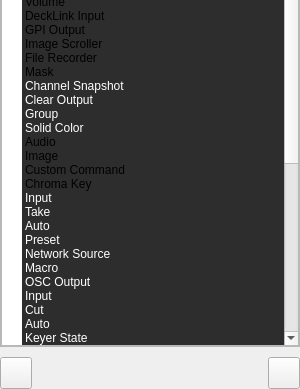
CasparCG/client, file src/Widgets/Inspector/InspectorWidget.ui: the form before one commit; both pictures show x 0 to 300 and y 211 to 600 of the 300 by 600 pixel window.
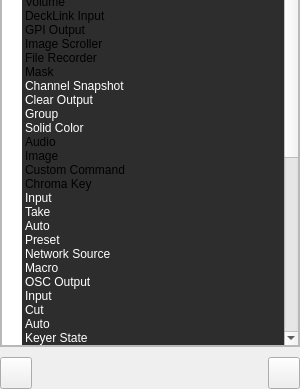
The form after the commit.

Commit message: Added support for ATEM mixer fade to black.

```diff
--- a/src/Widgets/Inspector/InspectorWidget.ui
+++ b/src/Widgets/Inspector/InspectorWidget.ui
@@ -71,7 +71,7 @@
         <x>0</x>
         <y>0</y>
         <width>300</width>
-        <height>532</height>
+        <height>533</height>
        </rect>
       </property>
       <property name="sizePolicy">
@@ -116,7 +116,7 @@
             <x>0</x>
             <y>0</y>
             <width>298</width>
-            <height>530</height>
+            <height>531</height>
            </rect>
           </property>
           <layout class="QVBoxLayout" name="verticalLayout_3">
@@ -1471,6 +1471,29 @@
                </brush>
               </property>
              </item>
+             <item>
+              <property name="text">
+               <string>Fade to Black</string>
+              </property>
+              <property name="background">
+               <brush brushstyle="SolidPattern">
+                <color alpha="255">
+                 <red>45</red>
+                 <green>45</green>
+                 <blue>45</blue>
+                </color>
+               </brush>
+              </property>
+              <property name="foreground">
+               <brush brushstyle="SolidPattern">
+                <color alpha="255">
+                 <red>255</red>
+                 <green>255</green>
+                 <blue>255</blue>
+                </color>
+               </brush>
+              </property>
+             </item>
             </widget>
            </item>
           </layout>
```
The commit also changes 30 other files.
